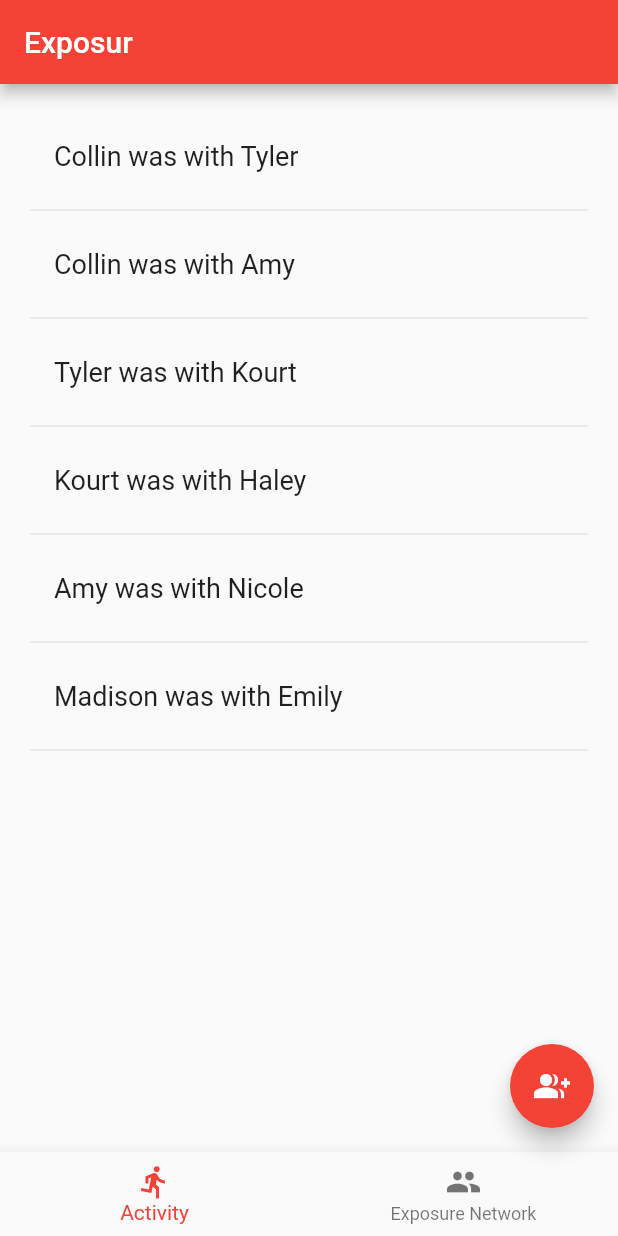
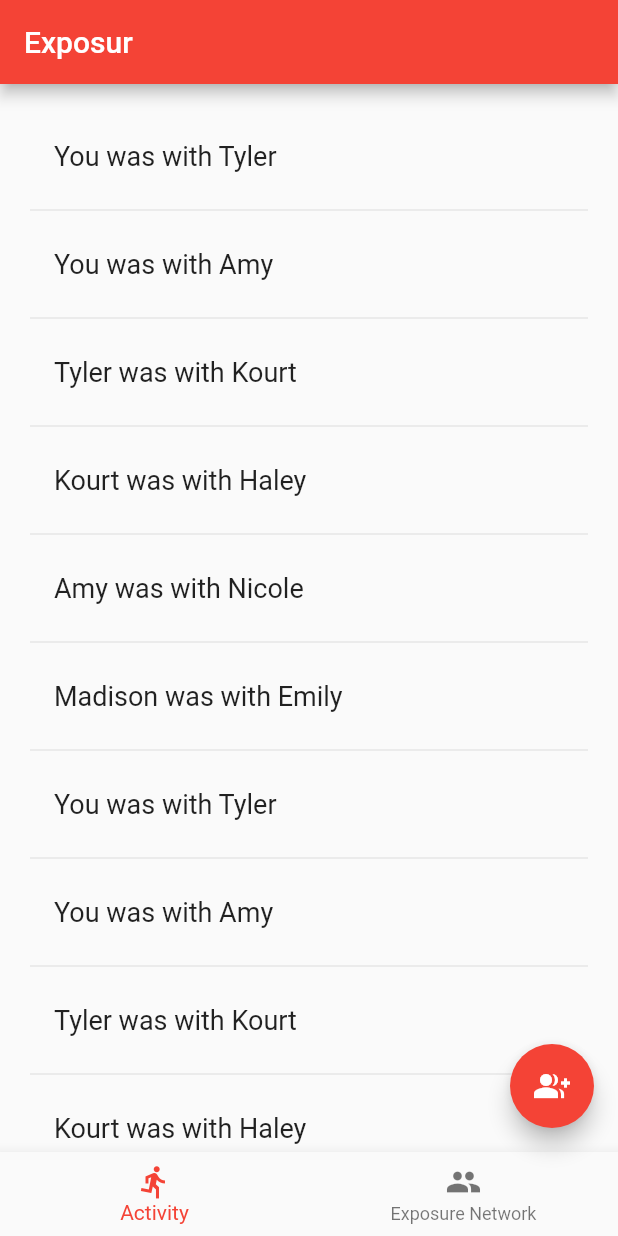
Before and after one commit to CollinDietz/exposur, a Flutter app: the screen it shows after launch, on a phone screen of 412 x 824 dp. Run offline on Flutter 3.47's test engine with Material 2 defaults, Android fonts, the phone set to English and light mode, and no system bars.

```diff
--- /dev/null
+++ b/lib/Backend/Person.dart
@@ -0,0 +1,19 @@
+class Person
+{
+  String _name;
+  bool _isUser;
+
+  String get name => _name;
+  bool get isUser => _isUser;
+
+  Person(this._name)
+  {
+    _isUser = false;
+  }
+
+  Person.user()
+  {
+    _isUser = true;
+    _name = "";
+  }
+}
--- a/lib/UI/ActivityTab/ActivityTab.dart
+++ b/lib/UI/ActivityTab/ActivityTab.dart
@@ -3,12 +3,36 @@ import 'package:flutter/material.dart';
 
 class ActivityTab extends StatelessWidget {
   final List<InteractionRecord> _interactions = [
-    InteractionRecord("Collin", "Tyler"),
-    InteractionRecord("Collin", "Amy"),
+    InteractionRecord("You", "Tyler"),
+    InteractionRecord("You", "Amy"),
     InteractionRecord("Tyler", "Kourt"),
     InteractionRecord("Kourt", "Haley"),
     InteractionRecord("Amy", "Nicole"),
-    InteractionRecord("Madison", "Emily")
+    InteractionRecord("Madison", "Emily"),
+    InteractionRecord("You", "Tyler"),
+    InteractionRecord("You", "Amy"),
+    InteractionRecord("Tyler", "Kourt"),
+    InteractionRecord("Kourt", "Haley"),
+    InteractionRecord("Amy", "Nicole"),
+    InteractionRecord("Madison", "Emily"),
+    InteractionRecord("You", "Tyler"),
+    InteractionRecord("You", "Amy"),
+    InteractionRecord("Tyler", "Kourt"),
+    InteractionRecord("Kourt", "Haley"),
+    InteractionRecord("Amy", "Nicole"),
+    InteractionRecord("Madison", "Emily"),
+    InteractionRecord("You", "Tyler"),
+    InteractionRecord("You", "Amy"),
+    InteractionRecord("Tyler", "Kourt"),
+    InteractionRecord("Kourt", "Haley"),
+    InteractionRecord("Amy", "Nicole"),
+    InteractionRecord("Madison", "Emily"),
+    InteractionRecord("You", "Tyler"),
+    InteractionRecord("You", "Amy"),
+    InteractionRecord("Tyler", "Kourt"),
+    InteractionRecord("Kourt", "Haley"),
+    InteractionRecord("Amy", "Nicole"),
+    InteractionRecord("Madison", "Emily"),
   ];
 
   final TextStyle _textStyle = TextStyle(fontSize: 18.0);
```
